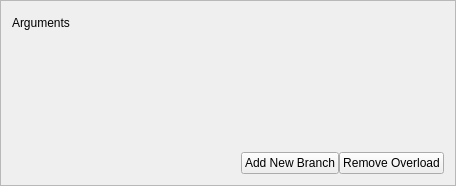
This is customs/overloadbox.ui in theCheeseboard/thecalculator as Qt 5 draws it before an edit. The edited form follows.
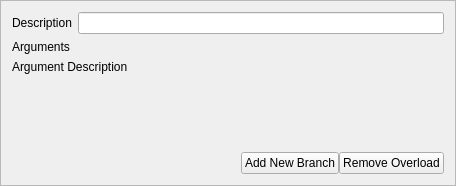
This is the edited form. Icons and pictures are not drawn.

Commit message: Custom functions can have function descriptions now

Patch:
```diff
--- a/customs/overloadbox.ui
+++ b/customs/overloadbox.ui
@@ -21,15 +21,29 @@
   </property>
   <layout class="QVBoxLayout" name="verticalLayout">
    <item>
-    <layout class="QHBoxLayout" name="horizontalLayout">
+    <layout class="QHBoxLayout" name="horizontalLayout_5">
      <item>
-      <widget class="QLabel" name="label">
+      <widget class="QLabel" name="label_2">
        <property name="text">
-        <string>Arguments</string>
+        <string>Description</string>
        </property>
       </widget>
      </item>
      <item>
+      <widget class="QLineEdit" name="descriptionBox"/>
+     </item>
+    </layout>
+   </item>
+   <item>
+    <layout class="QGridLayout" name="gridLayout">
+     <item row="1" column="0">
+      <widget class="QLabel" name="label_4">
+       <property name="text">
+        <string>Argument Description</string>
+       </property>
+      </widget>
+     </item>
+     <item row="0" column="1">
       <widget class="QWidget" name="argumentsBox" native="true">
        <property name="sizePolicy">
         <sizepolicy hsizetype="Expanding" vsizetype="Preferred">
@@ -53,7 +67,14 @@
        </layout>
       </widget>
      </item>
-     <item>
+     <item row="0" column="0">
+      <widget class="QLabel" name="label">
+       <property name="text">
+        <string>Arguments</string>
+       </property>
+      </widget>
+     </item>
+     <item row="0" column="2" rowspan="2">
       <layout class="QHBoxLayout" name="horizontalLayout_3">
        <property name="spacing">
         <number>0</number>
@@ -86,6 +107,24 @@
        </item>
       </layout>
      </item>
+     <item row="1" column="1">
+      <widget class="QWidget" name="argumentsDescBox" native="true">
+       <layout class="QHBoxLayout" name="horizontalLayout">
+        <property name="leftMargin">
+         <number>0</number>
+        </property>
+        <property name="topMargin">
+         <number>0</number>
+        </property>
+        <property name="rightMargin">
+         <number>0</number>
+        </property>
+        <property name="bottomMargin">
+         <number>0</number>
+        </property>
+       </layout>
+      </widget>
+     </item>
     </layout>
    </item>
    <item>
```
The commit also changes 26 other files.
